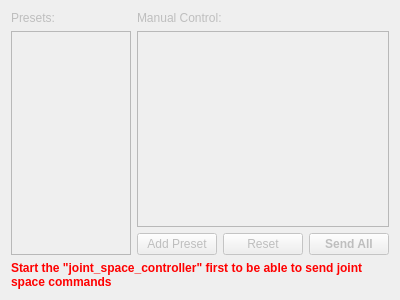
First picture: the form in moma_tools/rqt_position_setpoint/resource/position_setpoint.ui, repository ethz-asl/moma, before the edit.
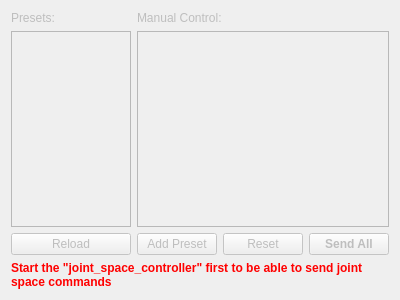
Second picture: the form after the edit.

Commit message: Add preset deletion via context menu

```diff
--- a/moma_tools/rqt_position_setpoint/resource/position_setpoint.ui
+++ b/moma_tools/rqt_position_setpoint/resource/position_setpoint.ui
@@ -56,6 +56,13 @@
          </property>
         </widget>
        </item>
+       <item>
+        <widget class="QPushButton" name="reload">
+         <property name="text">
+          <string>Reload</string>
+         </property>
+        </widget>
+       </item>
       </layout>
      </item>
      <item>
```
Left out of the diff: 5 changed lines with no effect on the pictures. The commit also changes 1 other file.
